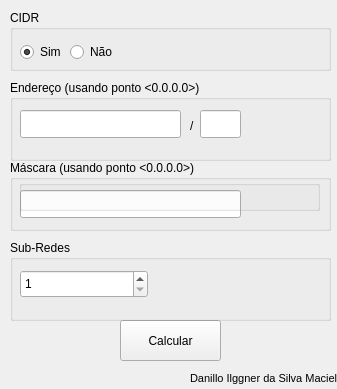
First picture: the form in mainwindow.ui, repository danilloism/calculadoraIPv4, before the edit.
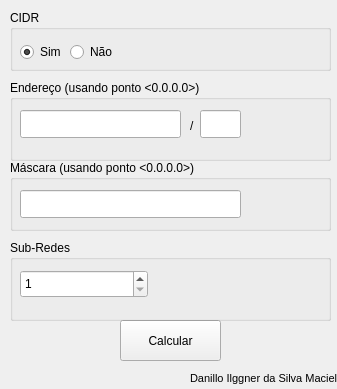
Second picture: the form after the edit.

Commit message: alternancia entre botoes e line edits de cidr

Patch:
```diff
--- a/mainwindow.ui
+++ b/mainwindow.ui
@@ -96,19 +96,6 @@
       </rect>
      </property>
     </widget>
-    <widget class="QGroupBox" name="groupBox">
-     <property name="geometry">
-      <rect>
-       <x>9</x>
-       <y>20</y>
-       <width>301</width>
-       <height>31</height>
-      </rect>
-     </property>
-     <property name="title">
-      <string/>
-     </property>
-    </widget>
    </widget>
    <widget class="QGroupBox" name="groupBox_2">
     <property name="geometry">
```
The commit also changes 2 other files.
